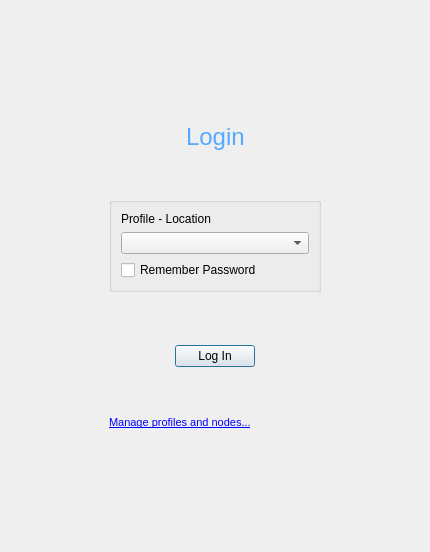
This is retroshare-gui/src/gui/StartDialog.ui in RetroShare/RetroShare as Qt 5 draws it before an edit. The edited form follows.
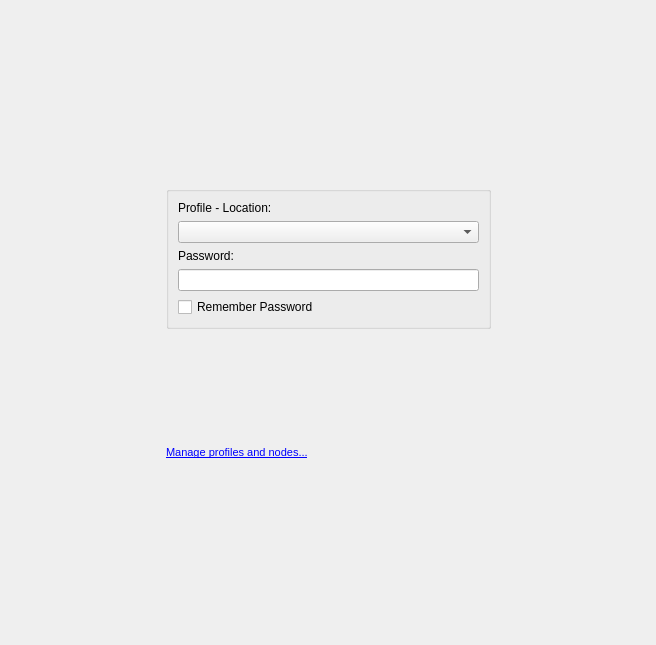
This is the edited form. Icons and pictures are not drawn. Custom widgets are drawn as their Qt base class.

Commit message: moved passphrase box into start dialog, and removed blank logo, replaced it by RS splash logo

```diff
--- a/retroshare-gui/src/gui/StartDialog.ui
+++ b/retroshare-gui/src/gui/StartDialog.ui
@@ -6,8 +6,8 @@
    <rect>
     <x>0</x>
     <y>0</y>
-    <width>430</width>
-    <height>552</height>
+    <width>656</width>
+    <height>645</height>
    </rect>
   </property>
   <property name="windowTitle">
@@ -42,76 +42,6 @@
       <number>0</number>
      </property>
      <item row="0" column="0" colspan="4">
-      <layout class="QGridLayout">
-       <property name="leftMargin">
-        <number>0</number>
-       </property>
-       <property name="topMargin">
-        <number>6</number>
-       </property>
-       <property name="rightMargin">
-        <number>0</number>
-       </property>
-       <property name="bottomMargin">
-        <number>6</number>
-       </property>
-       <property name="spacing">
-        <number>6</number>
-       </property>
-       <item row="0" column="0">
-        <spacer>
-         <property name="orientation">
-          <enum>Qt::Horizontal</enum>
-         </property>
-         <property name="sizeHint" stdset="0">
-          <size>
-           <width>40</width>
-           <height>20</height>
-          </size>
-         </property>
-        </spacer>
-       </item>
-       <item row="0" column="1">
-        <widget class="QToolButton" name="toolButton">
-         <property name="styleSheet">
-          <string notr="true">QToolButton {
-	border-image: url(:/images/avatar_background.png);
-}</string>
-         </property>
-         <property name="text">
-          <string/>
-         </property>
-         <property name="icon">
-          <iconset resource="images.qrc">
-           <normaloff>:/images/user/personal64.png</normaloff>:/images/user/personal64.png</iconset>
-         </property>
-         <property name="iconSize">
-          <size>
-           <width>96</width>
-           <height>96</height>
-          </size>
-         </property>
-         <property name="autoRaise">
-          <bool>true</bool>
-         </property>
-        </widget>
-       </item>
-       <item row="0" column="2">
-        <spacer>
-         <property name="orientation">
-          <enum>Qt::Horizontal</enum>
-         </property>
-         <property name="sizeHint" stdset="0">
-          <size>
-           <width>40</width>
-           <height>20</height>
-          </size>
-         </property>
-        </spacer>
-       </item>
-      </layout>
-     </item>
-     <item row="1" column="0" colspan="4">
       <layout class="QGridLayout" name="gridLayout_2">
        <item row="0" column="0">
         <spacer name="horizontalSpacer">
@@ -134,12 +64,6 @@
            <height>0</height>
           </size>
          </property>
-         <property name="maximumSize">
-          <size>
-           <width>16777215</width>
-           <height>32</height>
-          </size>
-         </property>
          <property name="palette">
           <palette>
            <active>
@@ -183,7 +107,10 @@
           </font>
          </property>
          <property name="text">
-          <string>Login</string>
+          <string/>
+         </property>
+         <property name="pixmap">
+          <pixmap resource="images.qrc">:/images/logo/logo_splash.png</pixmap>
          </property>
         </widget>
        </item>
@@ -202,7 +129,7 @@
        </item>
       </layout>
      </item>
-     <item row="3" column="1" rowspan="2" colspan="2">
+     <item row="2" column="1" rowspan="2" colspan="2">
       <widget class="QGroupBox" name="groupBox">
        <property name="enabled">
         <bool>true</bool>
@@ -220,13 +147,27 @@
         <item>
          <widget class="QLabel" name="label_3">
           <property name="text">
-           <string>Profile - Location</string>
+           <string>Profile - Location:</string>
           </property>
          </widget>
         </item>
         <item>
          <widget class="QComboBox" name="loadName"/>
         </item>
+        <item>
+         <widget class="QLabel" name="label_2">
+          <property name="text">
+           <string>Password:</string>
+          </property>
+         </widget>
+        </item>
+        <item>
+         <widget class="QLineEdit" name="password_input">
+          <property name="echoMode">
+           <enum>QLineEdit::Password</enum>
+          </property>
+         </widget>
+        </item>
         <item>
          <widget class="QCheckBox" name="autologin_checkbox">
           <property name="text">
@@ -240,56 +181,7 @@
        </layout>
       </widget>
      </item>
-     <item row="5" column="0" colspan="4">
-      <layout class="QGridLayout" name="gridLayout_3">
-       <property name="topMargin">
-        <number>9</number>
-       </property>
-       <property name="bottomMargin">
-        <number>9</number>
-       </property>
-       <item row="0" column="1">
-        <widget class="QPushButton" name="loadButton">
-         <property name="text">
-          <string>Log In</string>
-         </property>
-         <property name="default">
-          <bool>true</bool>
-         </property>
-         <property name="flat">
-          <bool>false</bool>
-         </property>
-        </widget>
-       </item>
-       <item row="0" column="0">
-        <spacer>
-         <property name="orientation">
-          <enum>Qt::Horizontal</enum>
-         </property>
-         <property name="sizeHint" stdset="0">
-          <size>
-           <width>61</width>
-           <height>20</height>
-          </size>
-         </property>
-        </spacer>
-       </item>
-       <item row="0" column="2">
-        <spacer>
-         <property name="orientation">
-          <enum>Qt::Horizontal</enum>
-         </property>
-         <property name="sizeHint" stdset="0">
-          <size>
-           <width>71</width>
-           <height>20</height>
-          </size>
-         </property>
-        </spacer>
-       </item>
-      </layout>
-     </item>
-     <item row="6" column="1" colspan="2">
+     <item row="4" column="1" colspan="2">
       <widget class="QLabel" name="labelProfile">
        <property name="toolTip">
         <string>Opens a dialog for creating a new profile or 
@@ -305,7 +197,7 @@
        </property>
       </widget>
      </item>
-     <item row="7" column="0" colspan="4">
+     <item row="5" column="0" colspan="4">
       <widget class="LogoBar" name="callBarFrame">
        <property name="minimumSize">
         <size>
```
Left out of the diff: 4 changed lines with no effect on the pictures. The commit also changes 2 other files.
